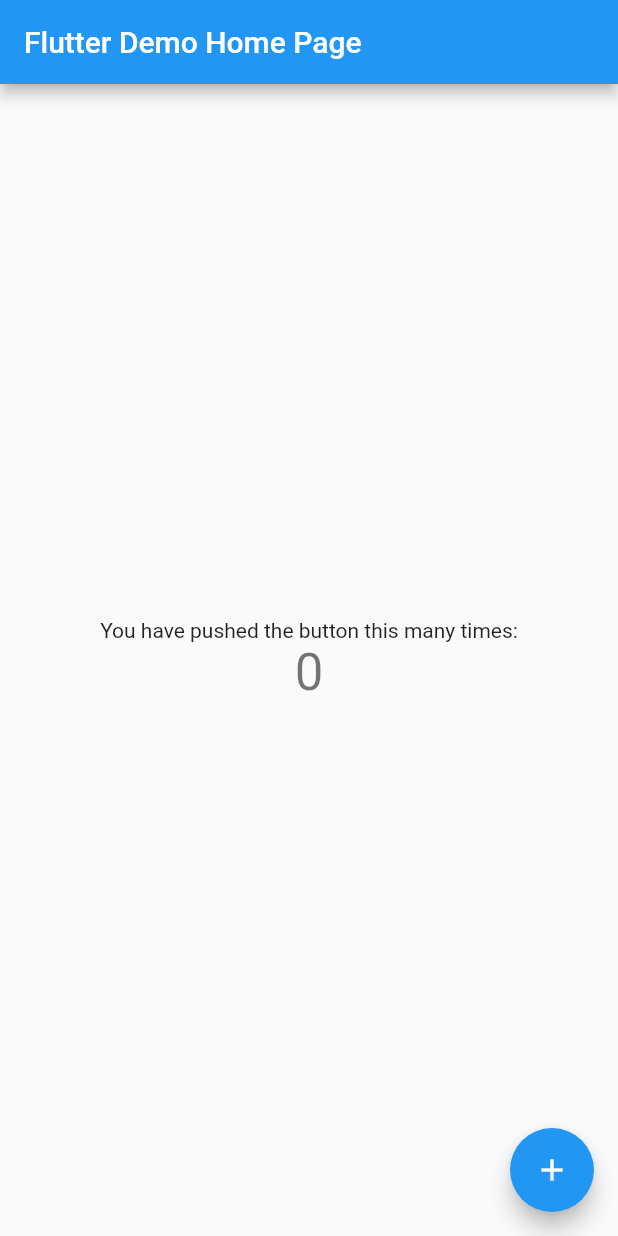
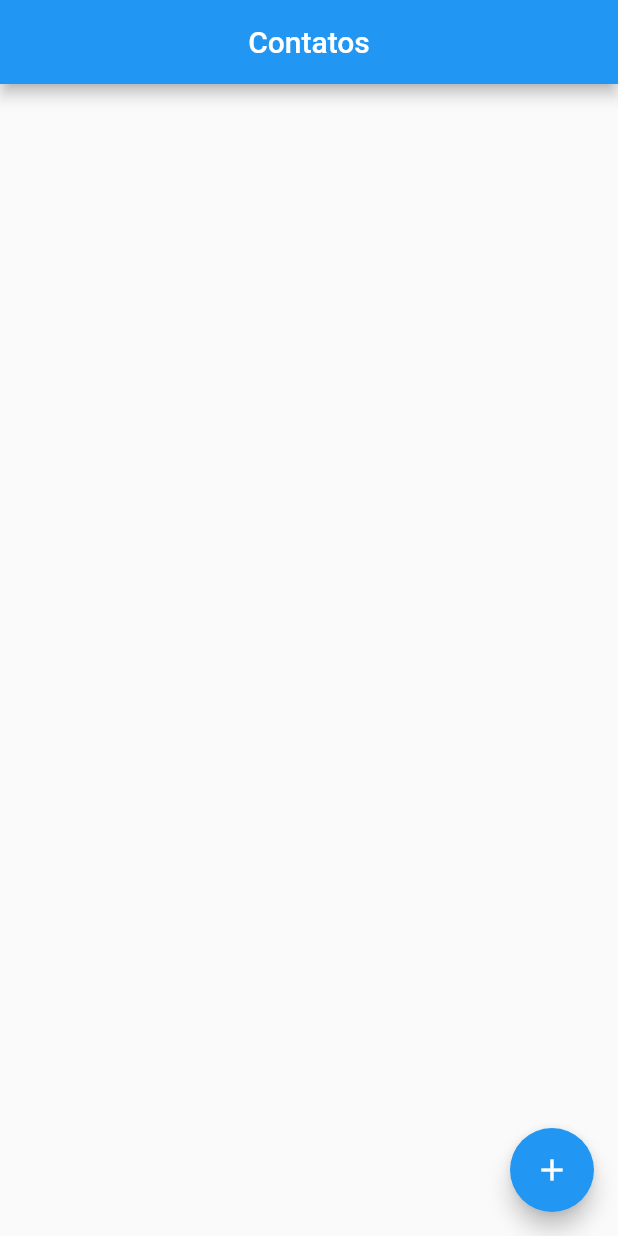
Before and after one commit to DouglasLeal/flutter-agenda-contatos-udemy-daniel-ciolfi, a Flutter app: the screen it shows after launch, on a phone screen of 412 x 824 dp. Run offline on Flutter 3.47's test engine with Material 2 defaults, Android fonts, the phone set to English and light mode, and no system bars.

Commit message:
HomePage - appbar e floatingbutton criados

```diff
--- a/lib/main.dart
+++ b/lib/main.dart
@@ -1,3 +1,4 @@
+import 'package:agenda_contatos/pages/home_page.dart';
 import 'package:flutter/material.dart';
 
 void main() {
@@ -5,111 +6,13 @@ void main() {
 }
 
 class MyApp extends StatelessWidget {
-  const MyApp({super.key});
+  const MyApp({Key? key}) : super(key: key);
 
-  // This widget is the root of your application.
   @override
   Widget build(BuildContext context) {
-    return MaterialApp(
-      title: 'Flutter Demo',
-      theme: ThemeData(
-        // This is the theme of your application.
-        //
-        // Try running your application with "flutter run". You'll see the
-        // application has a blue toolbar. Then, without quitting the app, try
-        // changing the primarySwatch below to Colors.green and then invoke
-        // "hot reload" (press "r" in the console where you ran "flutter run",
-        // or simply save your changes to "hot reload" in a Flutter IDE).
-        // Notice that the counter didn't reset back to zero; the application
-        // is not restarted.
-        primarySwatch: Colors.blue,
-      ),
-      home: const MyHomePage(title: 'Flutter Demo Home Page'),
+    return const MaterialApp(
+      debugShowCheckedModeBanner: false,
+      home: HomePage()
     );
   }
 }
-
-class MyHomePage extends StatefulWidget {
-  const MyHomePage({super.key, required this.title});
-
-  // This widget is the home page of your application. It is stateful, meaning
-  // that it has a State object (defined below) that contains fields that affect
-  // how it looks.
-
-  // This class is the configuration for the state. It holds the values (in this
-  // case the title) provided by the parent (in this case the App widget) and
-  // used by the build method of the State. Fields in a Widget subclass are
-  // always marked "final".
-
-  final String title;
-
-  @override
-  State<MyHomePage> createState() => _MyHomePageState();
-}
-
-class _MyHomePageState extends State<MyHomePage> {
-  int _counter = 0;
-
-  void _incrementCounter() {
-    setState(() {
-      // This call to setState tells the Flutter framework that something has
-      // changed in this State, which causes it to rerun the build method below
-      // so that the display can reflect the updated values. If we changed
-      // _counter without calling setState(), then the build method would not be
-      // called again, and so nothing would appear to happen.
-      _counter++;
-    });
-  }
-
-  @override
-  Widget build(BuildContext context) {
-    // This method is rerun every time setState is called, for instance as done
-    // by the _incrementCounter method above.
-    //
-    // The Flutter framework has been optimized to make rerunning build methods
-    // fast, so that you can just rebuild anything that needs updating rather
-    // than having to individually change instances of widgets.
-    return Scaffold(
-      appBar: AppBar(
-        // Here we take the value from the MyHomePage object that was created by
-        // the App.build method, and use it to set our appbar title.
-        title: Text(widget.title),
-      ),
-      body: Center(
-        // Center is a layout widget. It takes a single child and positions it
-        // in the middle of the parent.
-        child: Column(
-          // Column is also a layout widget. It takes a list of children and
-          // arranges them vertically. By default, it sizes itself to fit its
-          // children horizontally, and tries to be as tall as its parent.
-          //
-          // Invoke "debug painting" (press "p" in the console, choose the
-          // "Toggle Debug Paint" action from the Flutter Inspector in Android
-          // Studio, or the "Toggle Debug Paint" command in Visual Studio Code)
-          // to see the wireframe for each widget.
-          //
-          // Column has various properties to control how it sizes itself and
-          // how it positions its children. Here we use mainAxisAlignment to
-          // center the children vertically; the main axis here is the vertical
-          // axis because Columns are vertical (the cross axis would be
-          // horizontal).
-          mainAxisAlignment: MainAxisAlignment.center,
-          children: <Widget>[
-            const Text(
-              'You have pushed the button this many times:',
-            ),
-            Text(
-              '$_counter',
-              style: Theme.of(context).textTheme.headlineMedium,
-            ),
-          ],
-        ),
-      ),
-      floatingActionButton: FloatingActionButton(
-        onPressed: _incrementCounter,
-        tooltip: 'Increment',
-        child: const Icon(Icons.add),
-      ), // This trailing comma makes auto-formatting nicer for build methods.
-    );
-  }
-}
--- /dev/null
+++ b/lib/pages/home_page.dart
@@ -0,0 +1,25 @@
+import 'package:flutter/material.dart';
+
+class HomePage extends StatefulWidget {
+  const HomePage({Key? key}) : super(key: key);
+
+  @override
+  State<HomePage> createState() => _HomePageState();
+}
+
+class _HomePageState extends State<HomePage> {
+  @override
+  Widget build(BuildContext context) {
+    return Scaffold(
+      appBar: AppBar(
+        title: const Text("Contatos"),
+        centerTitle: true,
+      ),
+      floatingActionButton: FloatingActionButton(
+        child: const Icon(Icons.add),
+        onPressed: () {},
+      ),
+
+    );
+  }
+}
```
